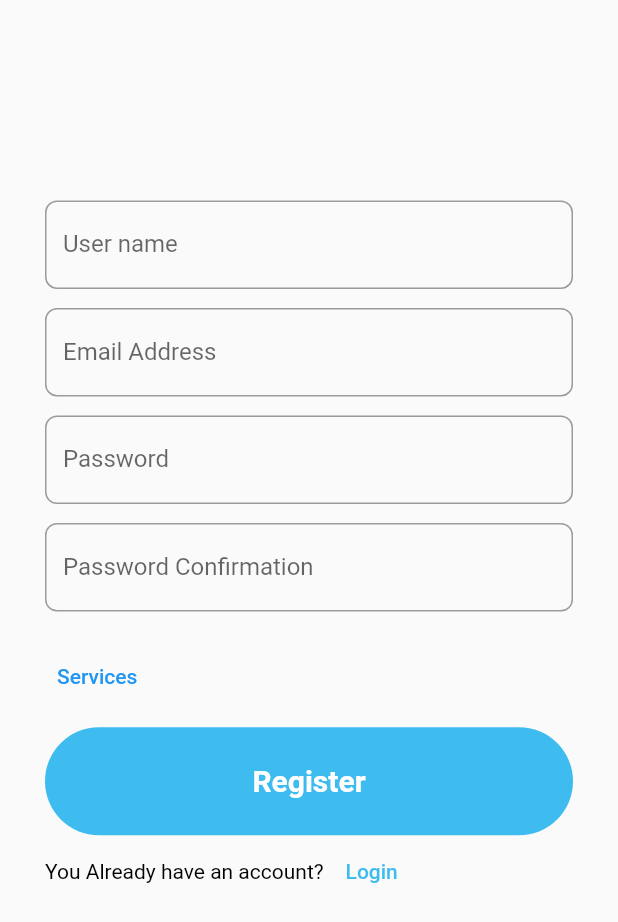
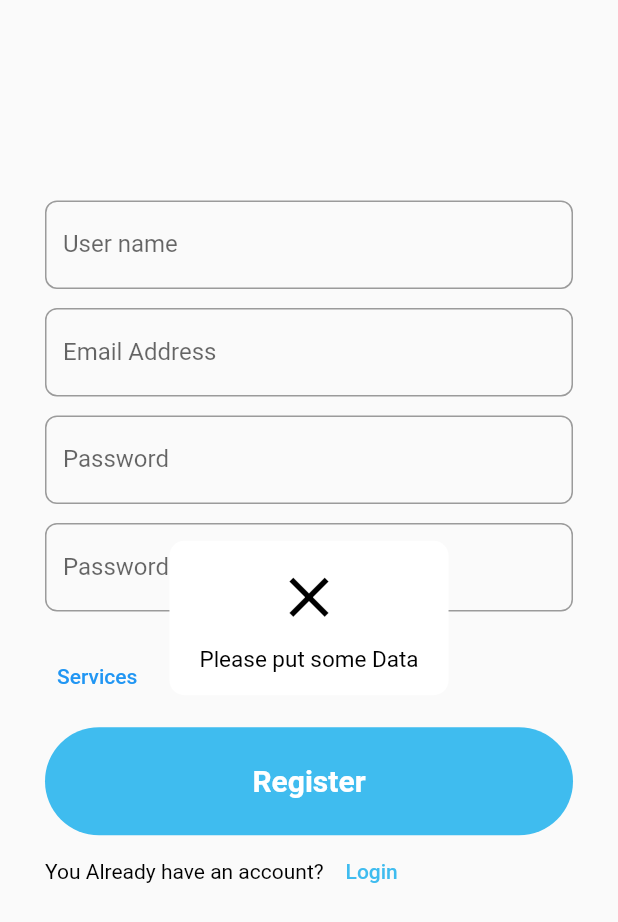
Before and after one commit to tron200/car_washer, a Flutter app: the register screen opened by its route, after a tap on "Register", on a phone screen of 412 x 824 dp. Shown: the top 922 px of the screen. Run offline on Flutter 3.47's test engine with Material 2 defaults, Android fonts, the phone set to English and light mode, and no system bars; our stand-ins replace country_code_picker, device_info, firebase_auth, firebase_core, firebase_messaging, flutter_easyloading and 4 more; missing offline and left inert: flutter_facebook_auth; accounts and stored records are empty.

Commit message:
drawer data commit

```diff
--- a/lib/Auth/register.dart
+++ b/lib/Auth/register.dart
@@ -1,5 +1,6 @@
 import 'dart:convert';
 import 'dart:io' show Platform;
+import 'package:flutter_easyloading/flutter_easyloading.dart';
 
 import 'package:device_info/device_info.dart';
 import 'package:firebase_messaging/firebase_messaging.dart';
@@ -20,7 +21,21 @@ class register extends StatefulWidget{
   _registerstate createState() => _registerstate();
 
 }
-
+void configLoading() {
+  EasyLoading.instance
+    ..displayDuration = const Duration(milliseconds: 2000)
+    ..indicatorType = EasyLoadingIndicatorType.fadingCircle
+    ..loadingStyle = EasyLoadingStyle.light
+    ..indicatorSize = 45.0
+    ..radius = 10.0
+    ..progressColor = Colors.yellow
+    ..backgroundColor = Colors.green
+    ..indicatorColor = Colors.yellow
+    ..textColor = Colors.yellow
+    ..maskColor = Colors.blue.withOpacity(0.5)
+    ..userInteractions = true
+    ..dismissOnTap = false;
+}
 
 
 class _registerstate extends State<register> {
@@ -134,6 +149,32 @@ class _registerstate extends State<register> {
       _services = data["services"];
     });
   }
+  Widget buildDialog(BuildContext context, String msg){
+    return AlertDialog(
+      content: Text(msg),
+      actions: [
+        TextButton(
+          child: Text('Ok'),
+          onPressed: (){
+            Navigator.pop(context);
+          },
+        )
+      ],
+    );
+  }
+  void showLoading() async{
+    await EasyLoading.show(
+        status: 'loading...',
+        maskType: EasyLoadingMaskType.black);
+  }
+  void hideLoading() async{
+    await EasyLoading.dismiss();
+
+  }
+
+  void showError(String msg){
+    EasyLoading.showError(msg);
+  }
 
     TextEditingController _emailController = TextEditingController();
     TextEditingController _nameController = TextEditingController();
@@ -142,13 +183,33 @@ class _registerstate extends State<register> {
   @override
   Widget build(BuildContext context) {
     readJson();
+    configLoading();
     void click() {
       Navigator.pushNamed(context, 'login');
     }
 
-    void register() {
-      //here _emailController.text
-        //here _emailController.text
+    void register() async{
+      showLoading();
+      if (_emailController.text.isEmpty || _passwordController.text.isEmpty || _nameController.text.isEmpty){
+        hideLoading();
+        showError('Please put some Data');
+
+
+      }else if (_passwordController.text.length < 6){
+        hideLoading();
+        showDialog(context: context, builder: (BuildContext context) { return buildDialog(context, 'Password must be at least 6 characters');});
+      }
+      else if(!RegExp(r"^[a-zA-Z0-9.a-zA-Z0-9.!#$%&'*+-/=?^_`{|}~]+@[a-zA-Z0-9]+\.[a-zA-Z]+").hasMatch(_emailController.text)){
+        showDialog(context: context,
+        builder: (BuildContext context) { return buildDialog(context, 'Email address is badly formatted');}
+        );
+      }else if (_passwordController.text != _passwordconfirmController.text){
+        hideLoading();
+        showDialog(context: context,
+            builder: (BuildContext context) { return buildDialog(context, 'Passwords don\'t match');}
+        );
+      }
+      else if (_emailController.text.isNotEmpty && _passwordController.text.isNotEmpty && _nameController.text.isNotEmpty) {
         FirebaseMessaging.instance.getToken().then((Dtoken) async {
           final prefs = await SharedPreferences.getInstance();
           url_helper.Constants constants = new url_helper.Constants();
@@ -164,18 +225,22 @@ class _registerstate extends State<register> {
             "email": _emailController.text,
             "password": _passwordController.text,
             "password_confirmation": _passwordconfirmController.text,
-            "mobile": "0111511111"
+            "mobile": "01124472355"
           };
-          request_help.requestPost(uri, body).then((response){
-            if(response.statusCode == 200){
+          request_help.requestPost(uri, body).then((response) {
+            if (response.statusCode == 200) {
               print("Done");
+              hideLoading();
               //Navigator.pushNamed(context, 'otp');
-            }else{
-              print(response.statusCode);
+            } else {
+              hideLoading();
+              showDialog(context: context,
+                  builder: (BuildContext context) { return buildDialog(context, 'Something Went Wrong');}
+              );
             }
           });
-
         });
+      }
       }
 
 
--- a/pubspec.yaml
+++ b/pubspec.yaml
@@ -49,6 +49,7 @@ dependencies:
   country_code_picker: ^2.0.2
   flutter_login_facebook: ^1.4.1
   pinput: ^1.2.0
+  flutter_easyloading: ^3.0.3
 
 
 dev_dependencies:
```
Also changed, not shown: lib/main.dart (+19 -1 lines), lib/myDrawer.dart (+53 -14 lines), pubspec.lock.
